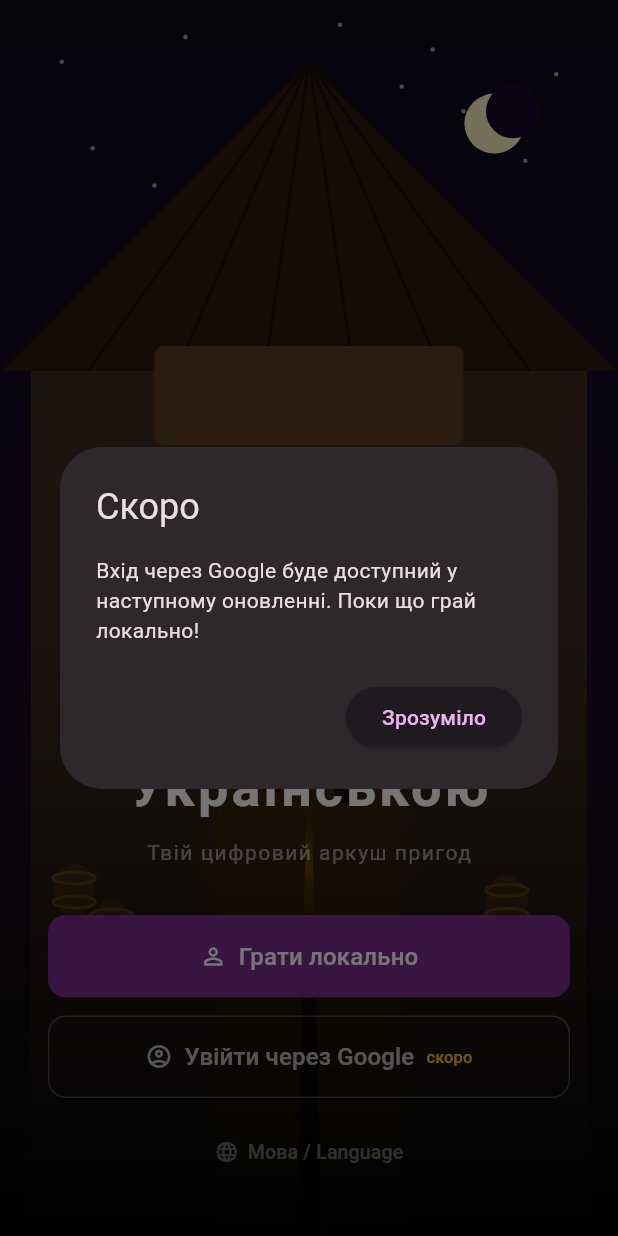
After one commit to Neitmar/dnd-ua, a Flutter app: the TavernScreen screen opened directly, after a tap on "Увійти через Google", on a phone screen of 412 x 824 dp. The commit adds this screen. Run offline on Flutter 3.47's test engine with Material 3 defaults, Android fonts, the phone set to English and light mode, and no system bars; our stand-ins replace shared_preferences; accounts and stored records are empty.

Commit message:
feat: екран таверни + онбординг + перемикач мови

```diff
--- a/lib/main.dart
+++ b/lib/main.dart
@@ -7,13 +7,9 @@ void main() async {
   WidgetsFlutterBinding.ensureInitialized();
   final appState = AppState();
   await appState.load();
+  await appState.checkOnboarding();
 
-  runApp(
-    ChangeNotifierProvider.value(
-      value: appState,
-      child: const DndApp(),
-    ),
-  );
+  runApp(ChangeNotifierProvider.value(value: appState, child: const DndApp()));
 }
 
 class DndApp extends StatelessWidget {
--- a/lib/providers/app_state.dart
+++ b/lib/providers/app_state.dart
@@ -4,6 +4,21 @@ import 'package:shared_preferences/shared_preferences.dart';
 
 class AppState extends ChangeNotifier {
   static const _key = 'app_state';
+  static const _onboardingKey = 'onboarding_done';
+
+bool onboardingDone = false;
+
+Future<void> checkOnboarding() async {
+  final prefs = await SharedPreferences.getInstance();
+  onboardingDone = prefs.getBool(_onboardingKey) ?? false;
+}
+
+Future<void> completeOnboarding() async {
+  final prefs = await SharedPreferences.getInstance();
+  await prefs.setBool(_onboardingKey, true);
+  onboardingDone = true;
+  notifyListeners();
+}
 
   // --- Персонаж ---
   String name = 'Новий герой';
--- a/lib/screens/main_screen.dart
+++ b/lib/screens/main_screen.dart
@@ -1,9 +1,12 @@
 import 'package:flutter/material.dart';
+import 'package:provider/provider.dart';
+import '../providers/app_state.dart';
 import 'character_screen.dart';
 import 'combat_screen.dart';
 import 'spells_screen.dart';
 import 'inventory_screen.dart';
 import 'dice_screen.dart';
+import 'tavern_screen.dart';
 
 class MainScreen extends StatefulWidget {
   const MainScreen({super.key});
@@ -25,6 +28,12 @@ class _MainScreenState extends State<MainScreen> {
 
   @override
   Widget build(BuildContext context) {
+    final state = context.watch<AppState>();
+
+    if (!state.onboardingDone) {
+      return const TavernScreen();
+    }
+
     return Scaffold(
       body: _screens[_currentIndex],
       bottomNavigationBar: BottomNavigationBar(
--- /dev/null
+++ b/lib/screens/tavern_screen.dart
@@ -0,0 +1,426 @@
+import 'package:flutter/material.dart';
+import 'package:provider/provider.dart';
+import '../providers/app_state.dart';
+
+class TavernScreen extends StatelessWidget {
+  void _showLanguagePicker(BuildContext context) {
+  showModalBottomSheet(
+    context: context,
+    backgroundColor: const Color(0xFF1A0A2E),
+    shape: const RoundedRectangleBorder(
+      borderRadius: BorderRadius.vertical(top: Radius.circular(16)),
+    ),
+    builder: (context) => Padding(
+      padding: const EdgeInsets.all(24),
+      child: Column(
+        mainAxisSize: MainAxisSize.min,
+        children: [
+          const Text('Оберіть мову / Choose language',
+              style: TextStyle(color: Colors.white70, fontSize: 14)),
+          const SizedBox(height: 16),
+          _langOption(context, '🇺🇦', 'Українська', 'uk', true),
+          _langOption(context, '🇬🇧', 'English', 'en', false),
+          _langOption(context, '🇷🇺', 'Русский', 'ru', false),
+          const SizedBox(height: 8),
+        ],
+      ),
+    ),
+  );
+}
+
+Widget _langOption(BuildContext context, String flag, String label,
+    String code, bool isActive) {
+  return ListTile(
+    leading: Text(flag, style: const TextStyle(fontSize: 24)),
+    title: Text(label, style: const TextStyle(color: Colors.white)),
+    trailing: isActive
+        ? const Icon(Icons.check_circle, color: Colors.amber)
+        : const Icon(Icons.circle_outlined, color: Colors.white24),
+    onTap: () {
+      Navigator.pop(context);
+      if (!isActive) {
+        ScaffoldMessenger.of(context).showSnackBar(
+          const SnackBar(
+            content: Text(
+                'Інші мови будуть доступні в наступному оновленні'),
+            duration: Duration(seconds: 2),
+          ),
+        );
+      }
+    },
+  );
+}
+  const TavernScreen({super.key});
+
+ @override
+Widget build(BuildContext context) {
+  return Scaffold(
+    body: Stack(
+      children: [
+        SizedBox.expand(
+          child: CustomPaint(painter: _TavernPainter()),
+        ),
+        Positioned(
+          bottom: 0, left: 0, right: 0, height: 400,
+          child: Container(
+            decoration: BoxDecoration(
+              gradient: LinearGradient(
+                begin: Alignment.topCenter,
+                end: Alignment.bottomCenter,
+                colors: [
+                  Colors.transparent,
+                  Colors.black.withOpacity(0.95),
+                ],
+              ),
+            ),
+          ),
+        ),
+        SafeArea(
+          child: Column(
+            mainAxisAlignment: MainAxisAlignment.end,
+            children: [
+              const Padding(
+                padding: EdgeInsets.symmetric(horizontal: 32),
+                child: Column(
+                  children: [
+                    Text('ДнД',
+                        style: TextStyle(
+                            fontSize: 16,
+                            color: Colors.amber,
+                            letterSpacing: 8,
+                            fontWeight: FontWeight.w300)),
+                    SizedBox(height: 4),
+                    Text('Українською',
+                        style: TextStyle(
+                            fontSize: 36,
+                            color: Colors.white,
+                            fontWeight: FontWeight.bold,
+                            letterSpacing: 2)),
+                    SizedBox(height: 8),
+                    Text('Твій цифровий аркуш пригод',
+                        style: TextStyle(
+                            fontSize: 14,
+                            color: Colors.white54,
+                            letterSpacing: 1)),
+                  ],
+                ),
+              ),
+              const SizedBox(height: 32),
+              Padding(
+                padding: const EdgeInsets.symmetric(horizontal: 32),
+                child: Column(
+                  children: [
+                    SizedBox(
+                      width: double.infinity,
+                      child: ElevatedButton(
+                        onPressed: () =>
+                            context.read<AppState>().completeOnboarding(),
+                        style: ElevatedButton.styleFrom(
+                          backgroundColor: const Color(0xFF7B2D8B),
+                          padding: const EdgeInsets.symmetric(vertical: 16),
+                          shape: RoundedRectangleBorder(
+                              borderRadius: BorderRadius.circular(12)),
+                        ),
+                        child: const Row(
+                          mainAxisAlignment: MainAxisAlignment.center,
+                          children: [
+                            Icon(Icons.person_outline, color: Colors.white),
+                            SizedBox(width: 8),
+                            Text('Грати локально',
+                                style: TextStyle(
+                                    fontSize: 16,
+                                    color: Colors.white,
+                                    fontWeight: FontWeight.w500)),
+                          ],
+                        ),
+                      ),
+                    ),
+                    const SizedBox(height: 12),
+                    SizedBox(
+                      width: double.infinity,
+                      child: OutlinedButton(
+                        onPressed: () => _showComingSoon(context),
+                        style: OutlinedButton.styleFrom(
+                          padding: const EdgeInsets.symmetric(vertical: 16),
+                          side: const BorderSide(
+                              color: Colors.white24, width: 1),
+                          shape: RoundedRectangleBorder(
+                              borderRadius: BorderRadius.circular(12)),
+                        ),
+                        child: const Row(
+                          mainAxisAlignment: MainAxisAlignment.center,
+                          children: [
+                            Icon(Icons.account_circle_outlined,
+                                color: Colors.white70),
+                            SizedBox(width: 8),
+                            Text('Увійти через Google',
+                                style: TextStyle(
+                                    fontSize: 16, color: Colors.white70)),
+                            SizedBox(width: 8),
+                            Text('скоро',
+                                style: TextStyle(
+                                    fontSize: 11, color: Colors.amber)),
+                          ],
+                        ),
+                      ),
+                    ),
+                    const SizedBox(height: 12),
+                    TextButton(
+                      onPressed: () => _showLanguagePicker(context),
+                      child: const Row(
+                        mainAxisAlignment: MainAxisAlignment.center,
+                        children: [
+                          Icon(Icons.language,
+                              color: Colors.white38, size: 16),
+                          SizedBox(width: 6),
+                          Text('Мова / Language',
+                              style: TextStyle(
+                                  color: Colors.white38, fontSize: 13)),
+                        ],
+                      ),
+                    ),
+                  ],
+                ),
+              ),
+              const SizedBox(height: 32),
+            ],
+          ),
+        ),
+      ],
+    ),
+  );
+}
+
+  void _showComingSoon(BuildContext context) {
+    showDialog(
+      context: context,
+      builder: (context) => AlertDialog(
+        title: const Text('Скоро'),
+        content: const Text(
+            'Вхід через Google буде доступний у наступному оновленні. Поки що грай локально!'),
+        actions: [
+          ElevatedButton(
+            onPressed: () => Navigator.pop(context),
+            child: const Text('Зрозуміло'),
+          ),
+        ],
+      ),
+    );
+  }
+}
+
+// --- Художник таверни ---
+class _TavernPainter extends CustomPainter {
+  @override
+  void paint(Canvas canvas, Size size) {
+    final w = size.width;
+    final h = size.height;
+
+    // Небо / фон
+    final bgPaint = Paint()
+      ..shader = LinearGradient(
+        begin: Alignment.topCenter,
+        end: Alignment.bottomCenter,
+        colors: [
+          const Color(0xFF0D0A1A),
+          const Color(0xFF1A0A2E),
+          const Color(0xFF2D1B1B),
+        ],
+      ).createShader(Rect.fromLTWH(0, 0, w, h));
+    canvas.drawRect(Rect.fromLTWH(0, 0, w, h), bgPaint);
+
+    // Зірки
+    final starPaint = Paint()..color = Colors.white.withOpacity(0.6);
+    final stars = [
+      [0.1, 0.05], [0.3, 0.03], [0.5, 0.08], [0.7, 0.04],
+      [0.9, 0.06], [0.15, 0.12], [0.45, 0.10], [0.65, 0.07],
+      [0.85, 0.13], [0.25, 0.15], [0.55, 0.02], [0.75, 0.09],
+    ];
+    for (final s in stars) {
+      canvas.drawCircle(Offset(w * s[0], h * s[1]), 1.5, starPaint);
+    }
+
+    // Місяць
+    final moonPaint = Paint()..color = const Color(0xFFFFF4C2);
+    canvas.drawCircle(Offset(w * 0.8, h * 0.1), 20, moonPaint);
+    final moonShadow = Paint()..color = const Color(0xFF1A0A2E);
+    canvas.drawCircle(Offset(w * 0.83, h * 0.09), 18, moonShadow);
+
+    // Будівля таверни
+    final wallPaint = Paint()..color = const Color(0xFF3D2B1F);
+    canvas.drawRect(
+        Rect.fromLTWH(w * 0.05, h * 0.3, w * 0.9, h * 0.7), wallPaint);
+
+    // Дах
+    final roofPaint = Paint()..color = const Color(0xFF2A1A0F);
+    final roofPath = Path()
+      ..moveTo(w * 0.0, h * 0.3)
+      ..lineTo(w * 0.5, h * 0.05)
+      ..lineTo(w * 1.0, h * 0.3)
+      ..close();
+    canvas.drawPath(roofPath, roofPaint);
+
+    // Дошки даху
+    final roofLinePaint = Paint()
+      ..color = const Color(0xFF1A0D08)
+      ..strokeWidth = 2;
+    for (int i = 0; i < 8; i++) {
+      canvas.drawLine(
+        Offset(w * 0.5, h * 0.05),
+        Offset(w * i / 7, h * 0.3),
+        roofLinePaint,
+      );
+    }
+
+    // Вивіска
+    final signPaint = Paint()..color = const Color(0xFF5C3D1E);
+    canvas.drawRRect(
+      RRect.fromRectAndRadius(
+        Rect.fromLTWH(w * 0.25, h * 0.28, w * 0.5, h * 0.08),
+        const Radius.circular(6),
+      ),
+      signPaint,
+    );
+
+    // Двері (відчинені)
+    final doorFramePaint = Paint()..color = const Color(0xFF1A0D08);
+    canvas.drawRect(
+        Rect.fromLTWH(w * 0.35, h * 0.55, w * 0.3, h * 0.45), doorFramePaint);
+
+    // Тепле світло з дверей
+    final lightPaint = Paint()
+      ..shader = RadialGradient(
+        colors: [
+          const Color(0xFFFF9800).withOpacity(0.6),
+          Colors.transparent,
+        ],
+      ).createShader(Rect.fromCenter(
+        center: Offset(w * 0.5, h * 0.7),
+        width: w * 0.5,
+        height: h * 0.4,
+      ));
+    canvas.drawOval(
+      Rect.fromCenter(
+        center: Offset(w * 0.5, h * 0.75),
+        width: w * 0.5,
+        height: h * 0.3,
+      ),
+      lightPaint,
+    );
+
+    // Ліва стулка дверей
+    final doorPaint = Paint()..color = const Color(0xFF4A2E0D);
+    final leftDoor = Path()
+      ..moveTo(w * 0.35, h * 0.55)
+      ..lineTo(w * 0.35, h * 1.0)
+      ..lineTo(w * 0.48, h * 1.0)
+      ..lineTo(w * 0.5, h * 0.55)
+      ..close();
+    canvas.drawPath(leftDoor, doorPaint);
+
+    // Права стулка дверей
+    final rightDoor = Path()
+      ..moveTo(w * 0.65, h * 0.55)
+      ..lineTo(w * 0.65, h * 1.0)
+      ..lineTo(w * 0.52, h * 1.0)
+      ..lineTo(w * 0.5, h * 0.55)
+      ..close();
+    canvas.drawPath(rightDoor, doorPaint);
+
+    // Вікна з теплим світлом
+    _drawWindow(canvas, w * 0.1, h * 0.38, w * 0.15, h * 0.12);
+    _drawWindow(canvas, w * 0.75, h * 0.38, w * 0.15, h * 0.12);
+
+    // Силуети в вікнах
+    _drawSilhouette(canvas, w * 0.145, h * 0.42, 8.0);
+    _drawSilhouette(canvas, w * 0.82, h * 0.42, 10.0);
+    _drawSilhouette(canvas, w * 0.79, h * 0.43, 7.0);
+
+    // Силует у дверях
+    _drawSilhouette(canvas, w * 0.44, h * 0.62, 12.0);
+    _drawSilhouette(canvas, w * 0.56, h * 0.63, 11.0);
+
+    // Бочки біля входу
+    _drawBarrel(canvas, w * 0.12, h * 0.72);
+    _drawBarrel(canvas, w * 0.18, h * 0.75);
+    _drawBarrel(canvas, w * 0.82, h * 0.73);
+
+    // Факели
+    _drawTorch(canvas, w * 0.3, h * 0.52);
+    _drawTorch(canvas, w * 0.7, h * 0.52);
+  }
+
+  void _drawWindow(Canvas canvas, double x, double y, double w, double h) {
+    final windowPaint = Paint()
+      ..shader = RadialGradient(
+        colors: [
+          const Color(0xFFFFCC44).withOpacity(0.9),
+          const Color(0xFFFF8800).withOpacity(0.5),
+        ],
+      ).createShader(Rect.fromLTWH(x, y, w, h));
+    canvas.drawRRect(
+      RRect.fromRectAndRadius(
+          Rect.fromLTWH(x, y, w, h), const Radius.circular(4)),
+      windowPaint,
+    );
+    // Хрест на вікні
+    final crossPaint = Paint()
+      ..color = const Color(0xFF2A1A0F)
+      ..strokeWidth = 2;
+    canvas.drawLine(
+        Offset(x + w / 2, y), Offset(x + w / 2, y + h), crossPaint);
+    canvas.drawLine(
+        Offset(x, y + h / 2), Offset(x + w, y + h / 2), crossPaint);
+  }
+
+  void _drawSilhouette(Canvas canvas, double cx, double cy, double r) {
+    final paint = Paint()..color = Colors.black.withOpacity(0.7);
+    canvas.drawCircle(Offset(cx, cy), r * 0.6, paint);
+    canvas.drawOval(
+        Rect.fromCenter(
+            center: Offset(cx, cy + r * 0.9),
+            width: r * 1.4,
+            height: r * 1.2),
+        paint);
+  }
+
+  void _drawBarrel(Canvas canvas, double x, double y) {
+    final barrelPaint = Paint()..color = const Color(0xFF5C3D1E);
+    canvas.drawOval(
+        Rect.fromCenter(center: Offset(x, y), width: 28, height: 36),
+        barrelPaint);
+    final ringPaint = Paint()
+      ..color = const Color(0xFF8B6914)
+      ..strokeWidth = 2
+      ..style = PaintingStyle.stroke;
+    canvas.drawOval(
+        Rect.fromCenter(center: Offset(x, y - 8), width: 28, height: 8),
+        ringPaint);
+    canvas.drawOval(
+        Rect.fromCenter(center: Offset(x, y + 8), width: 28, height: 8),
+        ringPaint);
+  }
+
+  void _drawTorch(Canvas canvas, double x, double y) {
+    final stickPaint = Paint()
+      ..color = const Color(0xFF5C3D1E)
+      ..strokeWidth = 4;
+    canvas.drawLine(Offset(x, y), Offset(x, y + 20), stickPaint);
+
+    final flamePaint = Paint()
+      ..shader = RadialGradient(
+        colors: [
+          Colors.yellow,
+          Colors.orange,
+          Colors.transparent,
+        ],
+      ).createShader(
+          Rect.fromCenter(center: Offset(x, y - 8), width: 20, height: 24));
+    canvas.drawOval(
+        Rect.fromCenter(center: Offset(x, y - 8), width: 12, height: 20),
+        flamePaint);
+  }
+
+  @override
+  bool shouldRepaint(covariant CustomPainter oldDelegate) => false;
+}
```
